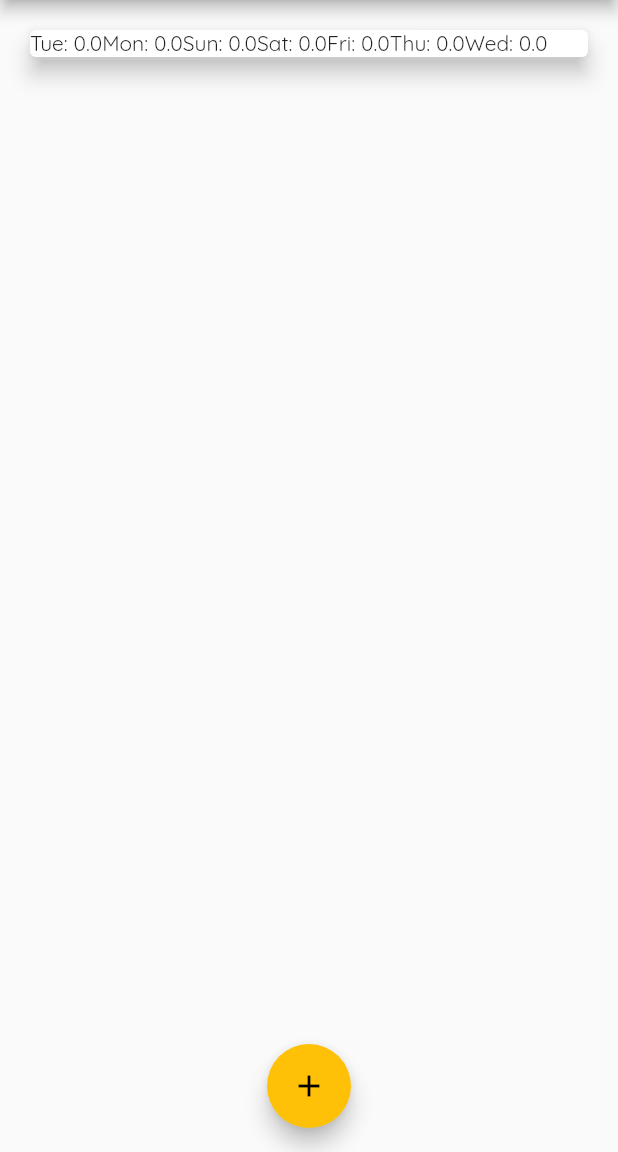
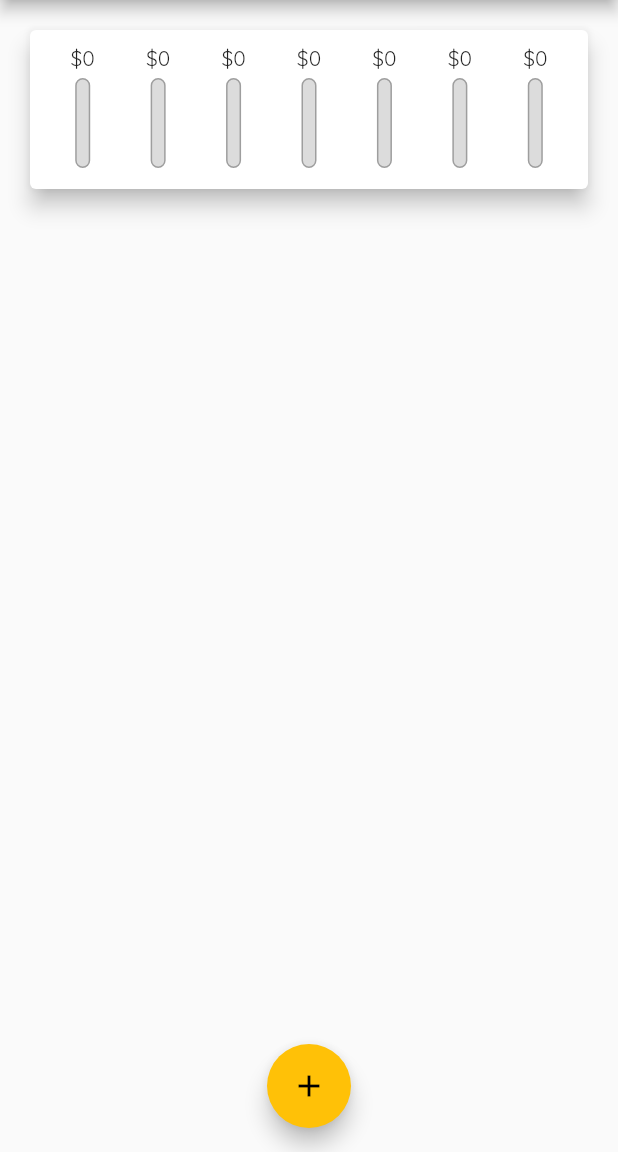
Before and after one commit to eraloop/flutter-expense-app, a Flutter app: the screen it shows after launch, on a phone screen of 412 x 824 dp, the part 84-1236 px from its top. Run offline on Flutter 3.47's test engine with Material 2 defaults, Android fonts, the phone set to English and light mode, and no system bars.

Commit message:
finished chart feature

```diff
--- a/lib/widgets/chart.dart
+++ b/lib/widgets/chart.dart
@@ -4,26 +4,23 @@ import 'package:flutter/material.dart';
 import '../models/transaction.dart';
 import 'package:intl/intl.dart';
 
+import './chart_bar.dart';
 
 class Chart extends StatelessWidget {
-
   final List<Transaction> recentTransactions;
 
-  Chart(this.recentTransactions){
-
-  }
+  Chart(this.recentTransactions) {}
 
   List<Map<String, Object>> get groupTransactionValues {
-    return  List.generate(7, (index){
+    return List.generate(7, (index) {
       final weekDay = DateTime.now().subtract(Duration(days: index));
       double totalSum = 0.0;
 
-      for ( var i=0; i < recentTransactions.length; i++ ){
-        if(recentTransactions[i].date.day == weekDay.day &&
-        recentTransactions[i].date.month == weekDay.month &&
-         recentTransactions[i].date.year == weekDay.year
-        ){
-          totalSum+= recentTransactions[i].amount;
+      for (var i = 0; i < recentTransactions.length; i++) {
+        if (recentTransactions[i].date.day == weekDay.day &&
+            recentTransactions[i].date.month == weekDay.month &&
+            recentTransactions[i].date.year == weekDay.year) {
+          totalSum += recentTransactions[i].amount;
         }
       }
 
@@ -34,19 +31,29 @@ class Chart extends StatelessWidget {
     });
   }
 
-
+  double get totalSpending {
+    return groupTransactionValues.fold(0.0, (sum, item) {
+      return sum + (item['amount'] as double);
+    });
+  }
 
   @override
   Widget build(BuildContext context) {
-
     return Card(
       elevation: 6,
       margin: EdgeInsets.all(20),
-      child: Row(children:
-      groupTransactionValues.map((data){
-        return Text('${data['day']}: ${data['amount']}');
-      }).toList()),
-
+      child: Padding(
+        padding: EdgeInsets.all(10),
+        child: Row(
+          mainAxisAlignment: MainAxisAlignment.spaceAround,
+            children: groupTransactionValues.map((data) {
+          return Flexible(
+            fit:  FlexFit.tight,
+            child: ChartBar((data['day'] as String), (data['amount'] as double),
+                totalSpending == 0.0 ? 0.0 : (data['amount'] as double) / totalSpending),
+          );
+        }).toList()),
+      ),
     );
   }
 }
--- /dev/null
+++ b/lib/widgets/chart_bar.dart
@@ -0,0 +1,44 @@
+import 'package:flutter/material.dart';
+
+
+class ChartBar extends StatelessWidget {
+
+  final String label;
+  final double spendAmount;
+  final double spendingPctOfTotal;
+
+   ChartBar(this.label, this.spendAmount, this.spendingPctOfTotal){
+
+   }
+
+  @override
+  Widget build(BuildContext context) {
+    return Column(children: <Widget>[
+      FittedBox(child: Text('\$${spendAmount.toStringAsFixed(0)}')),
+      SizedBox(height:4,),
+      Container(
+        height: 60,
+        width: 10,
+        child: Stack(children: <Widget>[
+            Container(
+              decoration: BoxDecoration(border: Border.all(color: Colors.grey, width: 1.0),
+              color: Color.fromRGBO(220, 220, 220, 1),
+              borderRadius: BorderRadius.circular(10 )
+              ),
+            ),
+            FractionallySizedBox(
+              heightFactor: spendingPctOfTotal,
+              child: Container(
+                decoration: BoxDecoration(color: Theme.of(context).primaryColor,
+                borderRadius: BorderRadius.circular(10 )
+                ),
+              ),
+            )
+        ],),
+      ),
+      SizedBox(
+        height: 4,
+      )
+    ]);
+  }
+}
```
